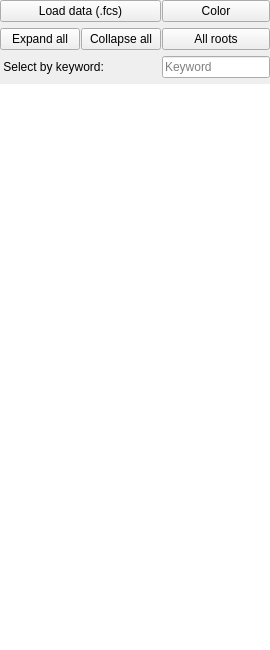
Old version of the form src/EasyFlowQ/uiDesigns/MainWindow_SmplSect.ui in the repository ym3141/EasyFlowQ.
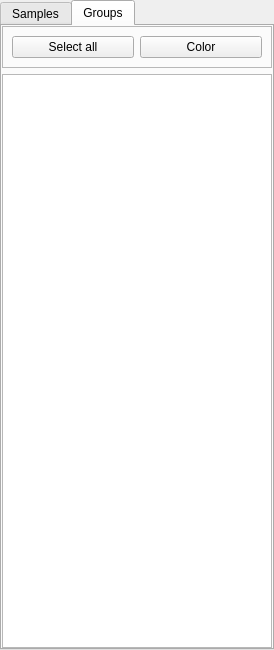
New version of the form. The open tabs and pages were chosen to show the change. Icons and pictures are not drawn.

Commit message: Starting to add the Group UI and Functions. (not complete)

The edit to the form file:
```diff
--- a/src/EasyFlowQ/uiDesigns/MainWindow_SmplSect.ui
+++ b/src/EasyFlowQ/uiDesigns/MainWindow_SmplSect.ui
@@ -6,13 +6,35 @@
    <rect>
     <x>0</x>
     <y>0</y>
-    <width>246</width>
+    <width>237</width>
     <height>650</height>
    </rect>
   </property>
   <property name="windowTitle">
    <string>Form</string>
   </property>
+  <layout class="QVBoxLayout" name="verticalLayout_2">
+   <property name="leftMargin">
+    <number>0</number>
+   </property>
+   <property name="topMargin">
+    <number>0</number>
+   </property>
+   <property name="rightMargin">
+    <number>0</number>
+   </property>
+   <property name="bottomMargin">
+    <number>0</number>
+   </property>
+   <item>
+    <widget class="QTabWidget" name="tabWidget">
+     <property name="currentIndex">
+      <number>0</number>
+     </property>
+     <widget class="QWidget" name="tabSmpl">
+      <attribute name="title">
+       <string>Samples</string>
+      </attribute>
   <layout class="QVBoxLayout" name="verticalLayout">
    <property name="leftMargin">
     <number>0</number>
@@ -40,50 +62,21 @@
        <height>70</height>
       </size>
      </property>
-     <layout class="QGridLayout" name="gridLayout">
-      <property name="leftMargin">
-       <number>0</number>
-      </property>
-      <property name="topMargin">
-       <number>0</number>
-      </property>
-      <property name="rightMargin">
-       <number>0</number>
-      </property>
-      <property name="bottomMargin">
-       <number>0</number>
-      </property>
-      <property name="horizontalSpacing">
-       <number>1</number>
-      </property>
-      <item row="1" column="3">
-       <widget class="QPushButton" name="selectRootsPB">
-        <property name="text">
-         <string>All roots</string>
-        </property>
-       </widget>
-      </item>
-      <item row="2" column="3">
-       <widget class="QLineEdit" name="searchSmplEdit">
+         <layout class="QGridLayout" name="gridLayout_2">
+          <item row="0" column="0" colspan="2">
+           <widget class="QPushButton" name="loadDataPB">
         <property name="sizePolicy">
          <sizepolicy hsizetype="Minimum" vsizetype="Fixed">
           <horstretch>0</horstretch>
           <verstretch>0</verstretch>
          </sizepolicy>
         </property>
-        <property name="placeholderText">
-         <string>Keyword</string>
-        </property>
-       </widget>
-      </item>
-      <item row="2" column="0" colspan="2">
-       <widget class="QLabel" name="label">
         <property name="text">
-         <string> Select by keyword:</string>
+             <string>Load data (.fcs)</string>
         </property>
        </widget>
       </item>
-      <item row="0" column="3">
+          <item row="0" column="2">
        <widget class="QPushButton" name="colorPB">
         <property name="text">
          <string>Color</string>
@@ -120,8 +113,22 @@
         </property>
        </widget>
       </item>
-      <item row="0" column="0" colspan="2">
-       <widget class="QPushButton" name="loadDataPB">
+          <item row="1" column="2">
+           <widget class="QPushButton" name="selectRootsPB">
+            <property name="text">
+             <string>All roots</string>
+            </property>
+           </widget>
+          </item>
+          <item row="2" column="0">
+           <widget class="QLabel" name="label">
+            <property name="text">
+             <string>By keyword:</string>
+            </property>
+           </widget>
+          </item>
+          <item row="2" column="1" colspan="2">
+           <widget class="QLineEdit" name="searchSmplEdit">
         <property name="sizePolicy">
          <sizepolicy hsizetype="Expanding" vsizetype="Fixed">
           <horstretch>0</horstretch>
@@ -161,6 +168,58 @@
     </widget>
    </item>
   </layout>
+     </widget>
+     <widget class="QWidget" name="tabGroup">
+      <attribute name="title">
+       <string>Groups</string>
+      </attribute>
+      <layout class="QVBoxLayout" name="verticalLayout_3">
+       <property name="leftMargin">
+        <number>0</number>
+       </property>
+       <property name="topMargin">
+        <number>0</number>
+       </property>
+       <property name="rightMargin">
+        <number>0</number>
+       </property>
+       <property name="bottomMargin">
+        <number>0</number>
+       </property>
+       <item>
+        <widget class="QFrame" name="frame_2">
+         <property name="frameShape">
+          <enum>QFrame::StyledPanel</enum>
+         </property>
+         <property name="frameShadow">
+          <enum>QFrame::Raised</enum>
+         </property>
+         <layout class="QHBoxLayout" name="horizontalLayout">
+          <item>
+           <widget class="QPushButton" name="selectAllGroupPB">
+            <property name="text">
+             <string>Select all</string>
+            </property>
+           </widget>
+          </item>
+          <item>
+           <widget class="QPushButton" name="colorGroupPB">
+            <property name="text">
+             <string>Color</string>
+            </property>
+           </widget>
+          </item>
+         </layout>
+        </widget>
+       </item>
+       <item>
+        <widget class="QListWidget" name="groupListWidget"/>
+       </item>
+      </layout>
+     </widget>
+    </widget>
+   </item>
+  </layout>
   <action name="actionAdd_subpops_Current_gating">
    <property name="text">
     <string>Add subpops (Current gating)</string>
```
Left out of the diff: 13 changed lines with no effect on the pictures. Lines whose indentation alone changed are shown as unchanged. The commit also changes 3 other files.
